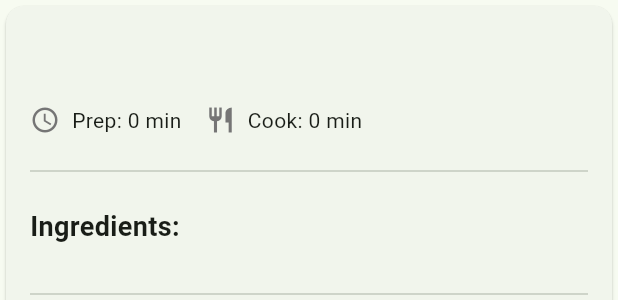
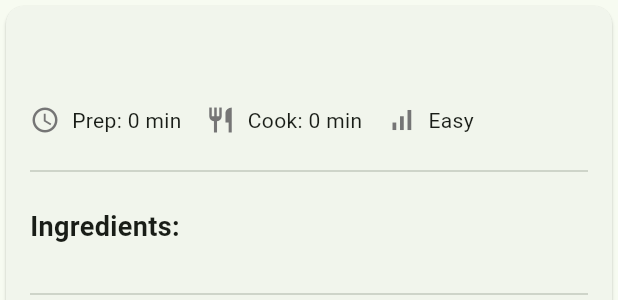
Before and after one commit to turtledev1/cookbook, a Flutter app: the RecipePreviewCard widget shown alone on an empty page, opened directly with empty values, on a phone screen of 412 x 824 dp. Shown: the top 300 px of the screen. Run offline on Flutter 3.47's test engine with Material 3 defaults, Android fonts, the phone set to English and light mode, and no system bars; our stand-ins replace cloud_firestore, firebase_core, flutter_bloc, get_it, go_router, injectable; accounts and stored records are empty.

Commit message:
add difficulty

```diff
--- a/lib/data/data_sources/parsers/hellofresh/hellofresh_parser.dart
+++ b/lib/data/data_sources/parsers/hellofresh/hellofresh_parser.dart
@@ -8,6 +8,7 @@ import 'package:cookbook/data/data_sources/parsers/hellofresh/hellofresh_steps_p
 import 'package:cookbook/data/data_sources/parsers/hellofresh/hellofresh_nutrition_parser.dart';
 import 'package:cookbook/data/data_sources/parsers/hellofresh/hellofresh_allergens_parser.dart';
 import 'package:cookbook/data/data_sources/parsers/hellofresh/hellofresh_tags_parser.dart';
+import 'package:cookbook/data/data_sources/parsers/hellofresh/hellofresh_difficulty_parser.dart';
 
 class HelloFreshParser {
   final _nameParser = HelloFreshNameParser();
@@ -17,6 +18,7 @@ class HelloFreshParser {
   final _nutritionParser = HelloFreshNutritionParser();
   final _allergensParser = HelloFreshAllergensParser();
   final _tagsParser = HelloFreshTagsParser();
+  final _difficultyParser = HelloFreshDifficultyParser();
 
   Future<Recipe?> parseRecipeFromUrl(String url) async {
     try {
@@ -35,6 +37,7 @@ class HelloFreshParser {
       final nutritionalInfo = _nutritionParser.parse(document);
       final allergens = _allergensParser.parse(document);
       final tags = _tagsParser.parse(document);
+      final difficulty = _difficultyParser.parse(document);
 
       return Recipe(
         id: DateTime.now().millisecondsSinceEpoch.toString(),
@@ -43,6 +46,7 @@ class HelloFreshParser {
         steps: steps,
         prepTimeMinutes: prepTime,
         cookTimeMinutes: cookTime,
+        difficulty: difficulty,
         nutritionalInfo: nutritionalInfo,
         allergens: allergens.isNotEmpty ? allergens : null,
         tags: tags.isNotEmpty ? tags : null,
--- a/lib/domain/models/recipe.dart
+++ b/lib/domain/models/recipe.dart
@@ -1,6 +1,15 @@
 import 'package:json_annotation/json_annotation.dart';
 
 part 'recipe.g.dart';
+
+enum RecipeDifficulty {
+  @JsonValue('easy')
+  easy,
+  @JsonValue('medium')
+  medium,
+  @JsonValue('hard')
+  hard,
+}
 
 @JsonSerializable()
 class Recipe {
@@ -11,6 +20,7 @@ class Recipe {
     required this.steps,
     required this.prepTimeMinutes,
     required this.cookTimeMinutes,
+    this.difficulty,
     this.tags,
     required this.nutritionalInfo,
     this.allergens,
@@ -24,6 +34,7 @@ class Recipe {
   final List<String> steps;
   final int prepTimeMinutes;
   final int cookTimeMinutes;
+  final RecipeDifficulty? difficulty;
   final List<String>? tags;
   final NutritionalInfo nutritionalInfo;
   final List<String>? allergens;
--- a/lib/presentation/widgets/recipe_preview_card.dart
+++ b/lib/presentation/widgets/recipe_preview_card.dart
@@ -31,6 +31,12 @@ class RecipePreviewCard extends StatelessWidget {
                 Icon(Icons.restaurant, size: 20, color: Colors.grey[600]),
                 const SizedBox(width: 8),
                 Text('Cook: ${recipe.cookTimeMinutes} min'),
+                if (recipe.difficulty != null) ...[
+                  const SizedBox(width: 16),
+                  Icon(Icons.signal_cellular_alt, size: 20, color: Colors.grey[600]),
+                  const SizedBox(width: 8),
+                  Text(_getDifficultyLabel(recipe.difficulty!)),
+                ],
               ],
             ),
             const SizedBox(height: 16),
@@ -41,7 +47,8 @@ class RecipePreviewCard extends StatelessWidget {
               style: TextStyle(fontSize: 18, fontWeight: FontWeight.bold),
             ),
             const SizedBox(height: 8),
-            ...recipe.ingredients.map((ingredient) => Padding(
+            ...recipe.ingredients.map(
+              (ingredient) => Padding(
                 padding: const EdgeInsets.symmetric(vertical: 4),
                 child: Row(
                   children: [
@@ -50,7 +57,8 @@ class RecipePreviewCard extends StatelessWidget {
                     Expanded(child: Text(ingredient)),
                   ],
                 ),
-                )),
+              ),
+            ),
             const SizedBox(height: 16),
             const Divider(),
             const SizedBox(height: 16),
@@ -59,7 +67,8 @@ class RecipePreviewCard extends StatelessWidget {
               style: TextStyle(fontSize: 18, fontWeight: FontWeight.bold),
             ),
             const SizedBox(height: 8),
-            ...recipe.steps.asMap().entries.map((entry) => Padding(
+            ...recipe.steps.asMap().entries.map(
+              (entry) => Padding(
                 padding: const EdgeInsets.symmetric(vertical: 8),
                 child: Row(
                   crossAxisAlignment: CrossAxisAlignment.start,
@@ -72,7 +81,8 @@ class RecipePreviewCard extends StatelessWidget {
                     Expanded(child: Text(entry.value)),
                   ],
                 ),
-                )),
+              ),
+            ),
             const SizedBox(height: 16),
             const Divider(),
             const SizedBox(height: 16),
@@ -109,10 +119,14 @@ class RecipePreviewCard extends StatelessWidget {
               const SizedBox(height: 8),
               Wrap(
                 spacing: 8,
-                children: recipe.allergens!.map((allergen) => Chip(
+                children: recipe.allergens!
+                    .map(
+                      (allergen) => Chip(
                         label: Text(allergen),
                         backgroundColor: Colors.orange.shade100,
-                )).toList(),
+                      ),
+                    )
+                    .toList(),
               ),
             ],
             if (recipe.tags != null && recipe.tags!.isNotEmpty) ...[
@@ -126,10 +140,14 @@ class RecipePreviewCard extends StatelessWidget {
               const SizedBox(height: 8),
               Wrap(
                 spacing: 8,
-                children: recipe.tags!.map((tag) => Chip(
+                children: recipe.tags!
+                    .map(
+                      (tag) => Chip(
                         label: Text(tag),
                         backgroundColor: Colors.blue.shade100,
-                )).toList(),
+                      ),
+                    )
+                    .toList(),
               ),
             ],
           ],
@@ -145,4 +163,15 @@ class RecipePreviewCard extends StatelessWidget {
       backgroundColor: Colors.green.shade100,
     );
   }
+
+  String _getDifficultyLabel(RecipeDifficulty difficulty) {
+    switch (difficulty) {
+      case RecipeDifficulty.easy:
+        return 'Easy';
+      case RecipeDifficulty.medium:
+        return 'Medium';
+      case RecipeDifficulty.hard:
+        return 'Hard';
     }
+  }
+}
```
Also changed, not shown: lib/data/data_sources/parsers/hellofresh/hellofresh_difficulty_parser.dart (added, +26 -0 lines), lib/domain/models/recipe.g.dart. Lines whose indentation alone changed are shown as unchanged.
